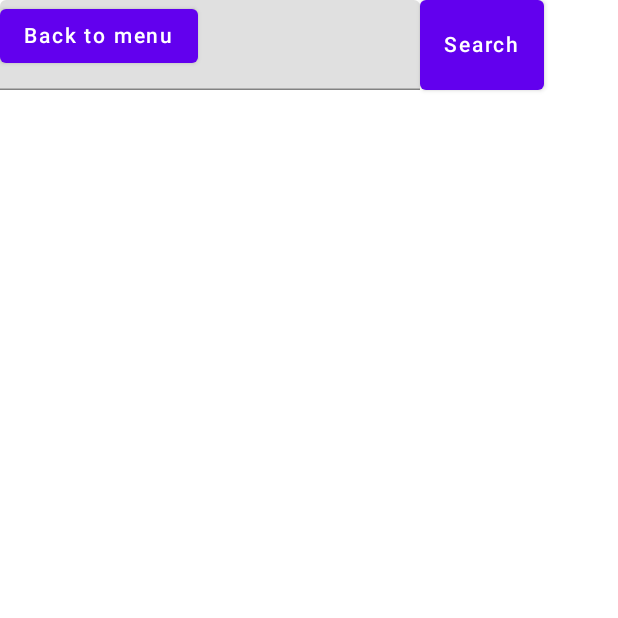
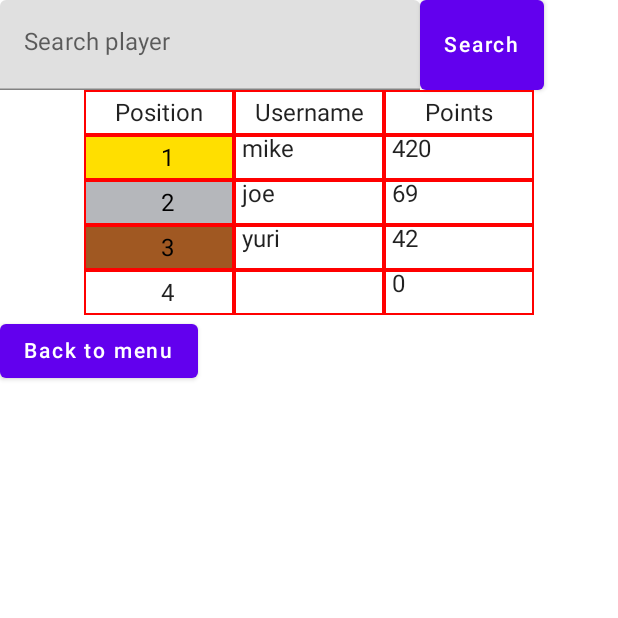
Before and after one commit to bodybuilders-team/battleships-mobile, an Android app built with Jetpack Compose: the composable Ranking shown on its own in the app's theme, on a phone screen of 412 x 824 dp, the top half of it. Run offline under Robolectric (Android 15) with nearby library versions, the phone set to English and light mode, and no system bars.

Commit message:
Login improved, communicates with mock api. Ranking table showing. MockApi.kt created to simulate the server api to be used futurely.

```diff
--- a/app/src/main/kotlin/pt/isel/pdm/battleships/AboutDevelopers.kt
+++ b/app/src/main/kotlin/pt/isel/pdm/battleships/AboutDevelopers.kt
@@ -57,7 +57,7 @@
  * @param githubLink personal github profile link
  */
 @Composable
-fun DeveloperInfo(number: String, name: String, githubLink: String) {
+private fun DeveloperInfo(number: String, name: String, githubLink: String) {
     Text(text = "$number - $name")
     Hyperlink("Github", githubLink)
     Hyperlink("Email\n", "mailto:A$number@alunos.isel.pt")
--- a/app/src/main/kotlin/pt/isel/pdm/battleships/MainActivity.kt
+++ b/app/src/main/kotlin/pt/isel/pdm/battleships/MainActivity.kt
@@ -3,6 +3,7 @@
 import android.os.Bundle
 import androidx.activity.ComponentActivity
 import androidx.activity.compose.setContent
+import androidx.compose.foundation.layout.Box
 import androidx.compose.foundation.layout.Column
 import androidx.compose.foundation.layout.fillMaxSize
 import androidx.compose.material.MaterialTheme
@@ -34,7 +35,9 @@
                             text = "Battleships\n",
                             modifier = Modifier.align(Alignment.CenterHorizontally)
                         )
-                        MainMenu()
+                        Box {
+                            MainMenu()
+                        }
                     }
                 }
             }
--- a/app/src/main/kotlin/pt/isel/pdm/battleships/Ranking.kt
+++ b/app/src/main/kotlin/pt/isel/pdm/battleships/Ranking.kt
@@ -1,31 +1,75 @@
 package pt.isel.pdm.battleships
 
+import androidx.compose.foundation.background
+import androidx.compose.foundation.border
+import androidx.compose.foundation.layout.Box
+import androidx.compose.foundation.layout.Column
 import androidx.compose.foundation.layout.Row
+import androidx.compose.foundation.layout.fillMaxWidth
 import androidx.compose.foundation.layout.height
+import androidx.compose.foundation.layout.offset
+import androidx.compose.foundation.layout.width
 import androidx.compose.material.Button
 import androidx.compose.material.Text
 import androidx.compose.material.TextField
 import androidx.compose.runtime.Composable
 import androidx.compose.runtime.mutableStateOf
 import androidx.compose.runtime.remember
+import androidx.compose.ui.Alignment
 import androidx.compose.ui.Modifier
+import androidx.compose.ui.graphics.Color
 import androidx.compose.ui.unit.dp
 
 private val SEARCH_PLAYER_TEXT_FIELD_HEIGHT = 60.dp
+
+private val rankingTableCellModifier = Modifier.width(100.dp).height(30.dp).border(
+    1.dp,
+    color = Color.Red
+)
+
+private val Color.Companion.Gold
+    get() = Color(0xFFFFDF00)
+private val Color.Companion.Silver
+    get() = Color(0xFFB5B7BB)
+private val Color.Companion.Bronze
+    get() = Color(0xFFA05822)
 
 /**
  * Ranking screen.
  * Shows the rankings/leaderboard of the players.
  *
+ * The position is based of the player's points.
+ *
  * @param backToMenuCallback callback to be invoked when the user wants to go back to the menu
  */
 @Composable
 fun Ranking(backToMenuCallback: () -> Unit) {
-    // Fetch the players from the server api
+    val players = MockApi.getPlayers().sortedByDescending { it.points }
 
+    Column(modifier = Modifier.fillMaxWidth()) {
+        SearchPlayerField {
+            // Go to searched player's position
+        }
+
+        Box(modifier = Modifier.align(Alignment.CenterHorizontally)) {
+            RankingTable(players)
+        }
+
+        Button(onClick = backToMenuCallback) {
+            Text(text = "Back to menu")
+        }
+    }
+}
+
+/**
+ * Text field responsible for searching for a specific player in the rankings.
+ *
+ * @param searchButtonCallback callback to be invoked when the search button is pressed
+ */
+@Composable
+private fun SearchPlayerField(searchButtonCallback: () -> Unit) {
     val playerSearched = remember { mutableStateOf("") }
 
-    // Search specific player text field
     Row {
         TextField(
             value = playerSearched.value,
@@ -35,16 +79,82 @@
         )
 
         Button(
-            onClick = {
-                // Go to `playerSearched`'s position
-            },
+            onClick = searchButtonCallback,
             modifier = Modifier.height(SEARCH_PLAYER_TEXT_FIELD_HEIGHT)
         ) {
             Text(text = "Search")
         }
     }
+}
 
-    Button(onClick = backToMenuCallback) {
-        Text(text = "Back to menu")
+/**
+ * Table that shows the ranking of players, displaying their ranking position, username and points.
+ *
+ * @param players list of players, already sorted by their ranking position
+ */
+@Composable
+private fun RankingTable(players: List<Player>) {
+    // TODO Allow for scrolling (Lazy column?)
+    // TODO Allow for pagination AND/OR infinite scrolling (Lazy column?)
+
+    Column {
+        // Label row
+        Row {
+            Box(modifier = rankingTableCellModifier) {
+                Text(text = "Position", modifier = Modifier.align(Alignment.Center))
+            }
+            Box(modifier = rankingTableCellModifier) {
+                Text(text = "Username", modifier = Modifier.align(Alignment.Center))
+            }
+            Box(modifier = rankingTableCellModifier) {
+                Text(text = "Points", modifier = Modifier.align(Alignment.Center))
+            }
+        }
+
+        Column {
+            players.forEachIndexed { index, player ->
+                Row {
+                    // Position cell
+                    Box(
+                        modifier = rankingTableCellModifier
+                            .background(
+                                when (index) {
+                                    0 -> Color.Gold
+                                    1 -> Color.Silver
+                                    2 -> Color.Bronze
+                                    else -> Color.Unspecified
+                                }
+                            )
+                    ) {
+                        Text(
+                            text = (index + 1).toString(),
+                            modifier = Modifier
+                                .offset(5.dp)
+                                .align(Alignment.Center),
+                            color = when (index) {
+                                in 0..2 -> Color.Black
+                                else -> Color.Unspecified
+                            }
+                        )
+                    }
+
+                    // Username cell
+                    Box(modifier = rankingTableCellModifier) {
+                        Text(
+                            text = player.username,
+                            modifier = Modifier.offset(5.dp)
+                        )
+                    }
+
+                    // Points cell
+                    Box(modifier = rankingTableCellModifier) {
+                        Text(
+                            text = player.points.toString(),
+                            modifier = Modifier.offset(5.dp)
+                        )
+                    }
+                }
+            }
+        }
     }
 }
```
Also changed, not shown: app/src/main/kotlin/pt/isel/pdm/battleships/Login.kt (+121 -3 lines), app/src/main/kotlin/pt/isel/pdm/battleships/MockApi.kt (added, +35 -0 lines).
